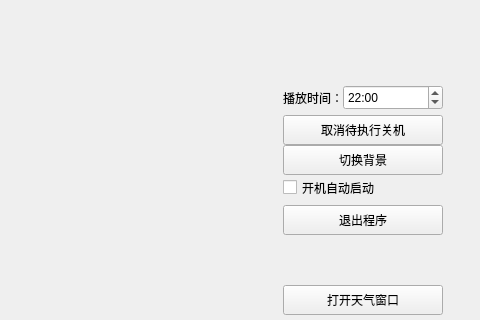
Above: aboutwindows/settings/settingswindow.ui from solusy233/ays2z-233 before the change; both pictures show x 807 to 1287 and y 105 to 425 of the 1287 by 630 pixel window. Below: the same form after it.
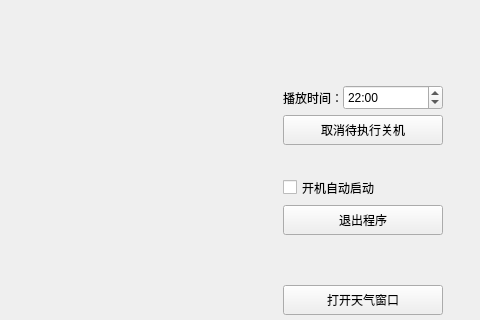
That is the form after the change.

```diff
--- a/aboutwindows/settings/settingswindow.ui
+++ b/aboutwindows/settings/settingswindow.ui
@@ -98,19 +98,6 @@
       <string>打开天气窗口</string>
     </property>
    </widget>
-  <widget class="QPushButton" name="backgroundButton">
-   <property name="geometry">
-    <rect>
-     <x>1090</x>
-     <y>250</y>
-     <width>160</width>
-     <height>30</height>
-    </rect>
-   </property>
-   <property name="text">
-    <string>切换背景</string>
-   </property>
-  </widget>
   <widget class="QStatusBar" name="statusbar">
    <property name="geometry">
     <rect>
```
